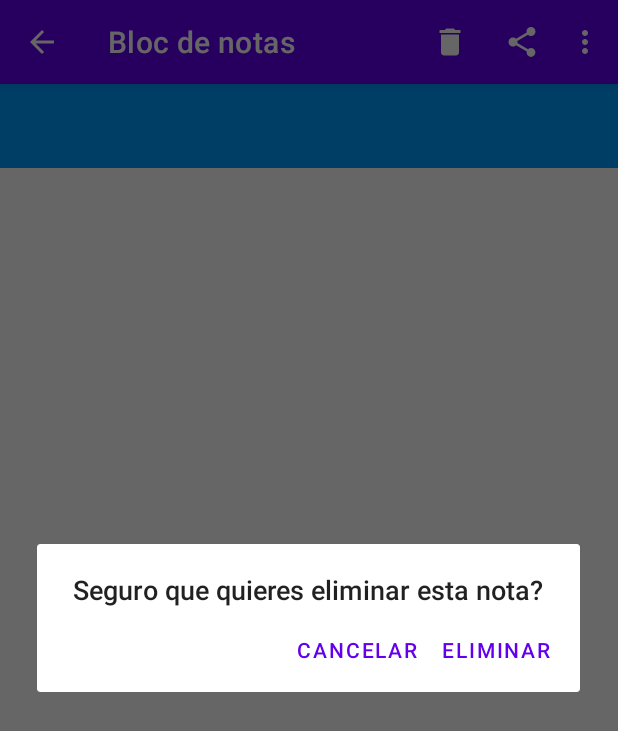
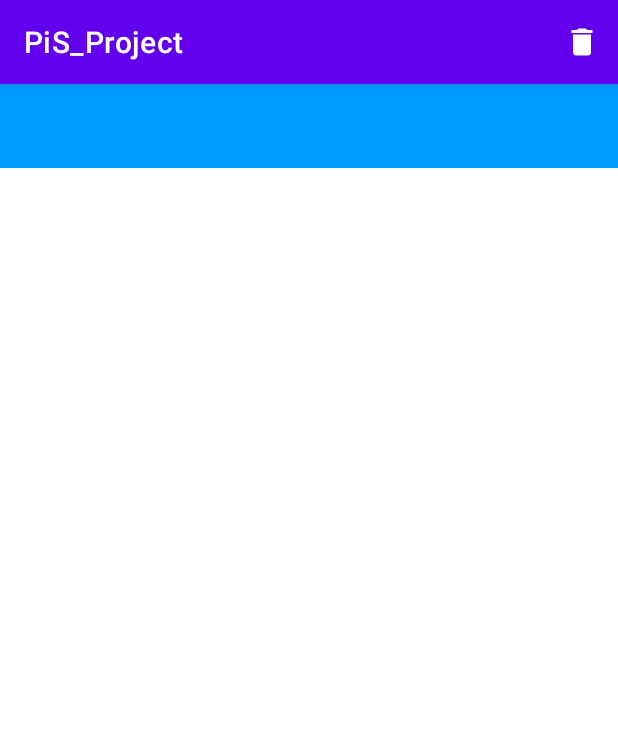
Before and after one commit to IvanMartinezVilla/PiS_Project, an Android app: the screen it shows after launch (MainActivity), after a tap on "Borrar", on a phone screen of 412 x 824 dp. Shown: the top 731 px of the screen. Run offline under Robolectric (Android 15) with nearby library versions, the phone set to English and light mode, and no system bars; 2 statements that could not run were skipped.

Commit message:
Añadidas funcionalidades como comentarios

```diff
--- a/app/src/main/java/com/example/pis_project/MainActivity.java
+++ b/app/src/main/java/com/example/pis_project/MainActivity.java
@@ -1,11 +1,13 @@
 package com.example.pis_project;
 
+import androidx.annotation.Nullable;
 import androidx.appcompat.app.AlertDialog;
 import androidx.appcompat.app.AppCompatActivity;
 import androidx.appcompat.widget.Toolbar;
 
 import android.content.DialogInterface;
 import android.os.Bundle;
+import android.os.PersistableBundle;
 import android.view.Menu;
 import android.view.MenuInflater;
 import android.view.MenuItem;
@@ -14,31 +16,30 @@ import android.widget.Toast;
 public class MainActivity extends AppCompatActivity {
 
     private Toolbar toolbar;
+
     @Override
     protected void onCreate(Bundle savedInstanceState) {
         super.onCreate(savedInstanceState);
         setContentView(R.layout.activity_main);
-        //setContentView(R.layout.activity_image_creator);
         toolbar=findViewById(R.id.appToolBar);
+
         setSupportActionBar(toolbar);
-        getSupportActionBar().setTitle("Bloc de notas");
-        getSupportActionBar().setDisplayHomeAsUpEnabled(true);
-        getSupportActionBar().setDisplayShowHomeEnabled(true);
     }
 
     @Override
     public boolean onCreateOptionsMenu(Menu menu) {
         MenuInflater inflater=getMenuInflater();
         inflater.inflate(R.menu.menu, menu);
-        //inflater.inflate(R.menu.image_menu, menu);
         return true;
     }
+
 
     /*
      *
      * @param item
      * Mensaje de confirmación paraa eliminar una nota
      */
+    /*
     public void showDeleteDialog (MenuItem item) {
         AlertDialog.Builder alert = new AlertDialog.Builder(this);
         alert.setTitle("Confirmación");
@@ -60,5 +61,5 @@ public class MainActivity extends AppCompatActivity {
 
         alert.create().show();
     }
-
+    */
 }
```
